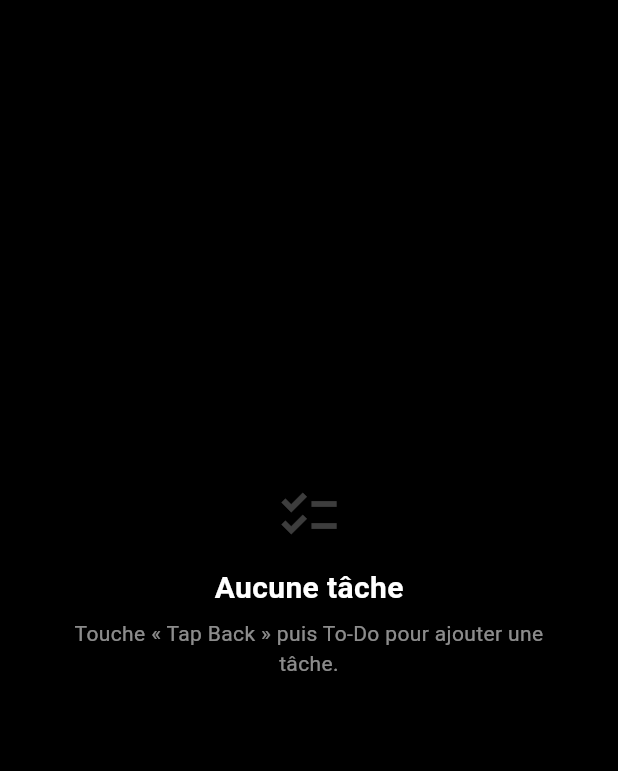
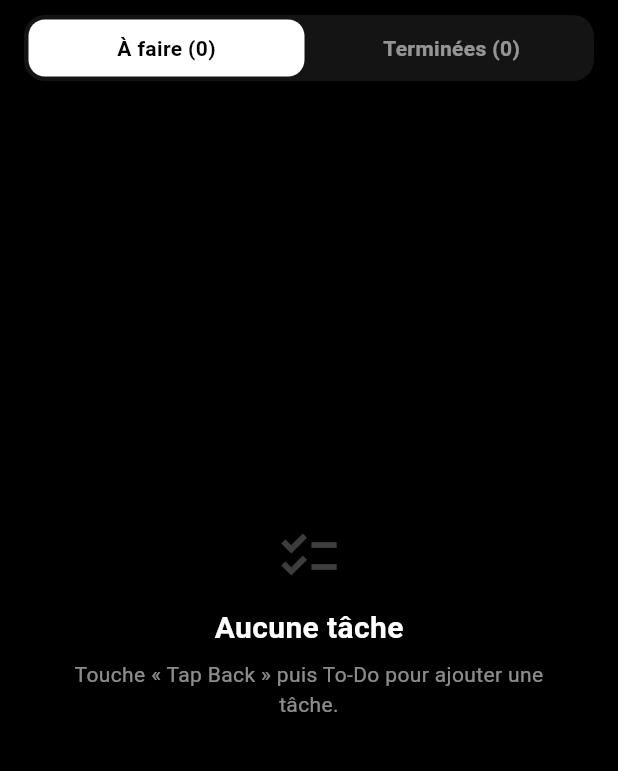
Before and after one commit to gnemmialex-code/appnotetap, a Flutter app: the TodosScreen widget shown alone on an empty page, opened directly, on a phone screen of 412 x 824 dp, the part 90-861 px from its top. Run offline on Flutter 3.47's test engine with Material 3 defaults, Android fonts, the phone set to English and light mode, and no system bars; our stand-ins replace shared_preferences; accounts and stored records are empty.

Commit message:
Add 'Voir To-Do' button + to-do done flow with 24h auto-archive
Command window: 'Voir les notes' + 'Voir To-Do' (open app on tab). To-Do: mark done (records doneAt); done items leave the active list after 24h but stay in a 'Terminees' archive with created/done dates.

Co-Authored-By: Claude Opus 4.8 <noreply@anthropic.com>

```diff
--- a/lib/main.dart
+++ b/lib/main.dart
@@ -77,7 +77,7 @@ class _HomePageState extends State<HomePage> {
       barrierColor: Colors.black54,
       transitionDuration: const Duration(milliseconds: 300),
       pageBuilder: (_, _, _) => CommandPanel(
-        onViewNotes: () => setState(() => _tab = 0),
+        onOpenTab: (i) => setState(() => _tab = i),
       ),
       transitionBuilder: (ctx, anim, _, child) {
         final curved = CurvedAnimation(parent: anim, curve: Curves.easeOutCubic);
@@ -240,21 +240,94 @@ class NotesScreen extends StatelessWidget {
   }
 }
 
-class TodosScreen extends StatelessWidget {
+class TodosScreen extends StatefulWidget {
   const TodosScreen({super.key});
   @override
+  State<TodosScreen> createState() => _TodosScreenState();
+}
+
+class _TodosScreenState extends State<TodosScreen> {
+  bool _showArchive = false;
+
+  @override
   Widget build(BuildContext context) {
-    final todos = store.todos;
+    final all = store.todos;
+    // Liste active : tâches non terminées + terminées depuis moins de 24 h.
+    final active = all.where((t) => !t.archived).toList();
+    // Archive : toutes les tâches terminées (conservées avec leurs dates),
+    // triées par date de réalisation décroissante.
+    final done = all.where((t) => t.done).toList()
+      ..sort((a, b) =>
+          (b.doneAt ?? b.createdAt).compareTo(a.doneAt ?? a.createdAt));
+
+    final list = _showArchive ? done : active;
+
     return _Page(
       title: 'To-Do',
-      child: todos.isEmpty
-          ? const _Empty(Icons.checklist, 'Aucune tâche',
-              'Touche « Tap Back » puis To-Do pour ajouter une tâche.')
+      child: Column(
+        children: [
+          _segmented(active.length, done.length),
+          Expanded(
+            child: list.isEmpty
+                ? _emptyFor(_showArchive)
                 : ListView.builder(
-              padding: const EdgeInsets.fromLTRB(16, 0, 16, 100),
-              itemCount: todos.length,
-              itemBuilder: (context, i) {
-                final t = todos[i];
+                    padding: const EdgeInsets.fromLTRB(16, 4, 16, 100),
+                    itemCount: list.length,
+                    itemBuilder: (context, i) => _showArchive
+                        ? _archiveTile(list[i])
+                        : _activeTile(list[i]),
+                  ),
+          ),
+        ],
+      ),
+    );
+  }
+
+  Widget _segmented(int activeCount, int doneCount) {
+    Widget seg(String label, bool selected, VoidCallback onTap) {
+      return Expanded(
+        child: GestureDetector(
+          onTap: onTap,
+          child: Container(
+            margin: const EdgeInsets.all(3),
+            padding: const EdgeInsets.symmetric(vertical: 9),
+            alignment: Alignment.center,
+            decoration: BoxDecoration(
+              color: selected ? Colors.white : Colors.transparent,
+              borderRadius: BorderRadius.circular(11),
+            ),
+            child: Text(label,
+                style: TextStyle(
+                    color: selected ? Colors.black : _textSecondary,
+                    fontWeight: FontWeight.w600,
+                    fontSize: 14)),
+          ),
+        ),
+      );
+    }
+
+    return Container(
+      margin: const EdgeInsets.fromLTRB(16, 0, 16, 10),
+      decoration: BoxDecoration(
+          color: _surface, borderRadius: BorderRadius.circular(14)),
+      child: Row(
+        children: [
+          seg('À faire ($activeCount)', !_showArchive,
+              () => setState(() => _showArchive = false)),
+          seg('Terminées ($doneCount)', _showArchive,
+              () => setState(() => _showArchive = true)),
+        ],
+      ),
+    );
+  }
+
+  Widget _emptyFor(bool archive) => archive
+      ? const _Empty(Icons.history, 'Aucune tâche terminée',
+          'Les tâches cochées « Fait » sont conservées ici avec leurs dates.')
+      : const _Empty(Icons.checklist, 'Aucune tâche',
+          'Touche « Tap Back » puis To-Do pour ajouter une tâche.');
+
+  Widget _activeTile(Todo t) {
     return Container(
       margin: const EdgeInsets.only(bottom: 10),
       padding: const EdgeInsets.symmetric(horizontal: 8, vertical: 4),
@@ -262,20 +335,26 @@ class TodosScreen extends StatelessWidget {
       child: Row(
         children: [
           IconButton(
-                        icon: Icon(t.done
-                            ? Icons.check_circle
-                            : Icons.radio_button_unchecked),
+            icon: Icon(
+                t.done ? Icons.check_circle : Icons.radio_button_unchecked),
             color: t.done ? Colors.green : _textSecondary,
             onPressed: () => store.toggleTodo(t.id),
           ),
           Expanded(
-                        child: Text(
+            child: Column(
+              crossAxisAlignment: CrossAxisAlignment.start,
+              children: [
+                Text(
                   t.text,
                   style: TextStyle(
-                            decoration:
-                                t.done ? TextDecoration.lineThrough : null,
+                    decoration: t.done ? TextDecoration.lineThrough : null,
                     color: t.done ? Colors.white38 : Colors.white,
                   ),
+                ),
+                if (t.done)
+                  const Text('Fait · retiré de la liste dans 24 h',
+                      style: TextStyle(fontSize: 11, color: Colors.white38)),
+              ],
             ),
           ),
           IconButton(
@@ -286,7 +365,45 @@ class TodosScreen extends StatelessWidget {
         ],
       ),
     );
-              },
+  }
+
+  Widget _archiveTile(Todo t) {
+    return Container(
+      margin: const EdgeInsets.only(bottom: 10),
+      padding: const EdgeInsets.all(14),
+      decoration: _card,
+      child: Row(
+        crossAxisAlignment: CrossAxisAlignment.start,
+        children: [
+          const Padding(
+            padding: EdgeInsets.only(top: 2, right: 10),
+            child: Icon(Icons.check_circle, color: Colors.green, size: 20),
+          ),
+          Expanded(
+            child: Column(
+              crossAxisAlignment: CrossAxisAlignment.start,
+              children: [
+                Text(t.text,
+                    style: const TextStyle(
+                        color: Colors.white70,
+                        decoration: TextDecoration.lineThrough)),
+                const SizedBox(height: 4),
+                Text('Créée : ${formatStamp(t.createdAt)}',
+                    style:
+                        const TextStyle(fontSize: 12, color: Colors.white38)),
+                if (t.doneAt != null)
+                  Text('Faite : ${formatStamp(t.doneAt!)}',
+                      style: const TextStyle(
+                          fontSize: 12, color: Colors.greenAccent)),
+              ],
+            ),
+          ),
+          IconButton(
+            icon: const Icon(Icons.delete_outline, size: 20),
+            color: _textSecondary,
+            onPressed: () => store.deleteTodo(t.id),
+          ),
+        ],
       ),
     );
   }
@@ -352,8 +469,9 @@ class SearchesScreen extends StatelessWidget {
 enum _Mode { choices, note, todo, search }
 
 class CommandPanel extends StatefulWidget {
-  final VoidCallback onViewNotes;
-  const CommandPanel({super.key, required this.onViewNotes});
+  /// Ouvre l'app sur un onglet (0 = Notes, 1 = To-Do, 2 = Recherches).
+  final void Function(int index) onOpenTab;
+  const CommandPanel({super.key, required this.onOpenTab});
   @override
   State<CommandPanel> createState() => _CommandPanelState();
 }
@@ -438,10 +556,23 @@ class _CommandPanelState extends State<CommandPanel> {
           ],
         ),
         const SizedBox(height: 8),
-        _cmdWide(Icons.menu_book, 'Voir les notes', () {
-          widget.onViewNotes();
+        Row(
+          children: [
+            Expanded(
+              child: _cmdWide(Icons.menu_book, 'Voir les notes', () {
+                widget.onOpenTab(0);
                 _close();
               }),
+            ),
+            const SizedBox(width: 8),
+            Expanded(
+              child: _cmdWide(Icons.checklist, 'Voir To-Do', () {
+                widget.onOpenTab(1);
+                _close();
+              }),
+            ),
+          ],
+        ),
       ],
     );
   }
@@ -529,7 +660,7 @@ class _CommandPanelState extends State<CommandPanel> {
             title: title.isEmpty ? 'Note' : title,
             body: body,
           ));
-          widget.onViewNotes();
+          widget.onOpenTab(0);
           _close();
         }),
       ],
--- a/lib/models.dart
+++ b/lib/models.dart
@@ -37,19 +37,27 @@ class Todo {
   final DateTime createdAt;
   String text;
   bool done;
+  DateTime? doneAt; // date à laquelle la tâche a été marquée « Fait »
 
   Todo({
     required this.id,
     required this.createdAt,
     required this.text,
     this.done = false,
+    this.doneAt,
   });
+
+  /// Vrai si la tâche est terminée depuis plus de 24 h
+  /// (donc à retirer de la liste active mais à conserver dans l'archive).
+  bool get archived =>
+      done && doneAt != null && DateTime.now().difference(doneAt!).inHours >= 24;
 
   Map<String, dynamic> toJson() => {
         'id': id,
         'createdAt': createdAt.toIso8601String(),
         'text': text,
         'done': done,
+        'doneAt': doneAt?.toIso8601String(),
       };
 
   factory Todo.fromJson(Map<String, dynamic> j) => Todo(
@@ -57,6 +65,9 @@ class Todo {
         createdAt: DateTime.parse(j['createdAt'] as String),
         text: j['text'] as String? ?? '',
         done: j['done'] as bool? ?? false,
+        doneAt: (j['doneAt'] as String?) != null
+            ? DateTime.parse(j['doneAt'] as String)
+            : null,
       );
 }
 
--- a/lib/store.dart
+++ b/lib/store.dart
@@ -67,6 +67,7 @@ class Store extends ChangeNotifier {
   Future<void> toggleTodo(String id) async {
     final t = todos.firstWhere((e) => e.id == id);
     t.done = !t.done;
+    t.doneAt = t.done ? DateTime.now() : null;
     notifyListeners();
     await _save(_kTodos, todos);
   }
```
Lines whose indentation alone changed are shown as unchanged.
